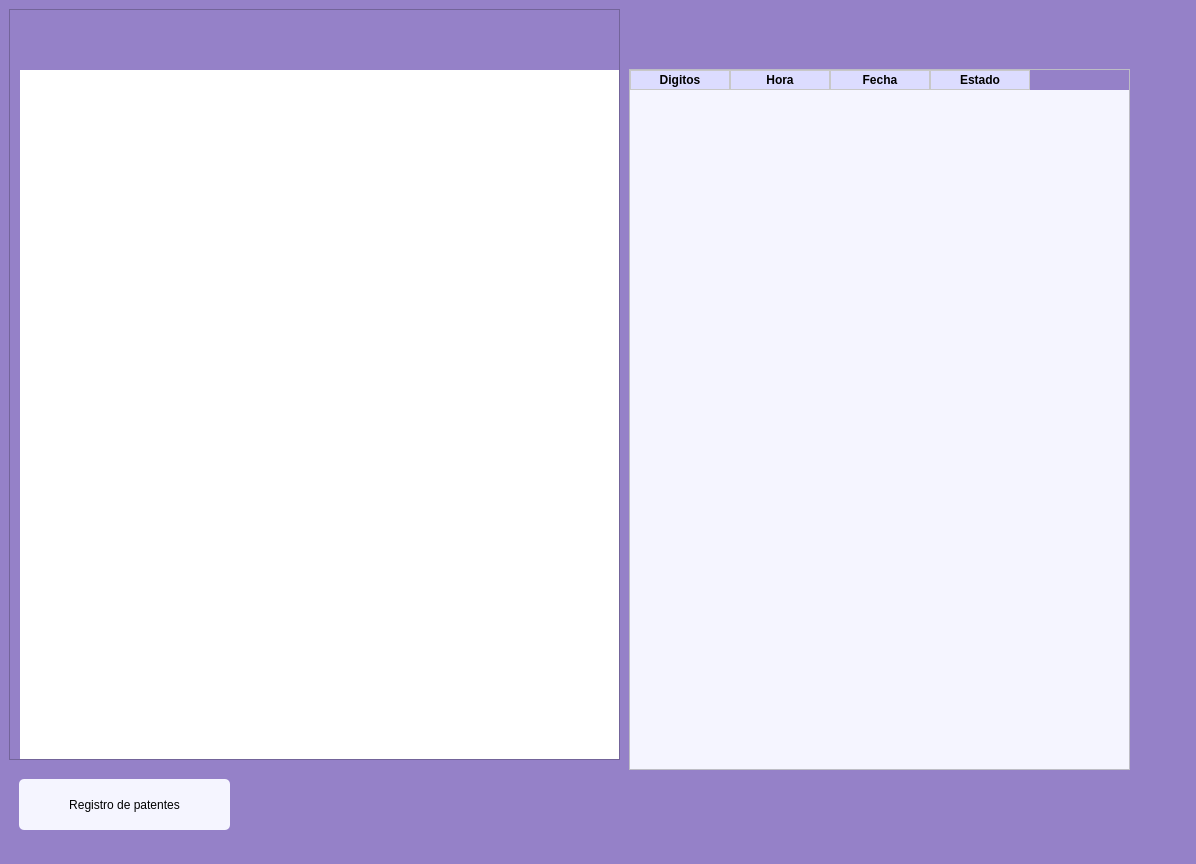
This is GoldenAi/mockupGoldenAi.ui in Matias-Egana/GoldenAI as Qt 5 draws it before an edit. The edited form follows.
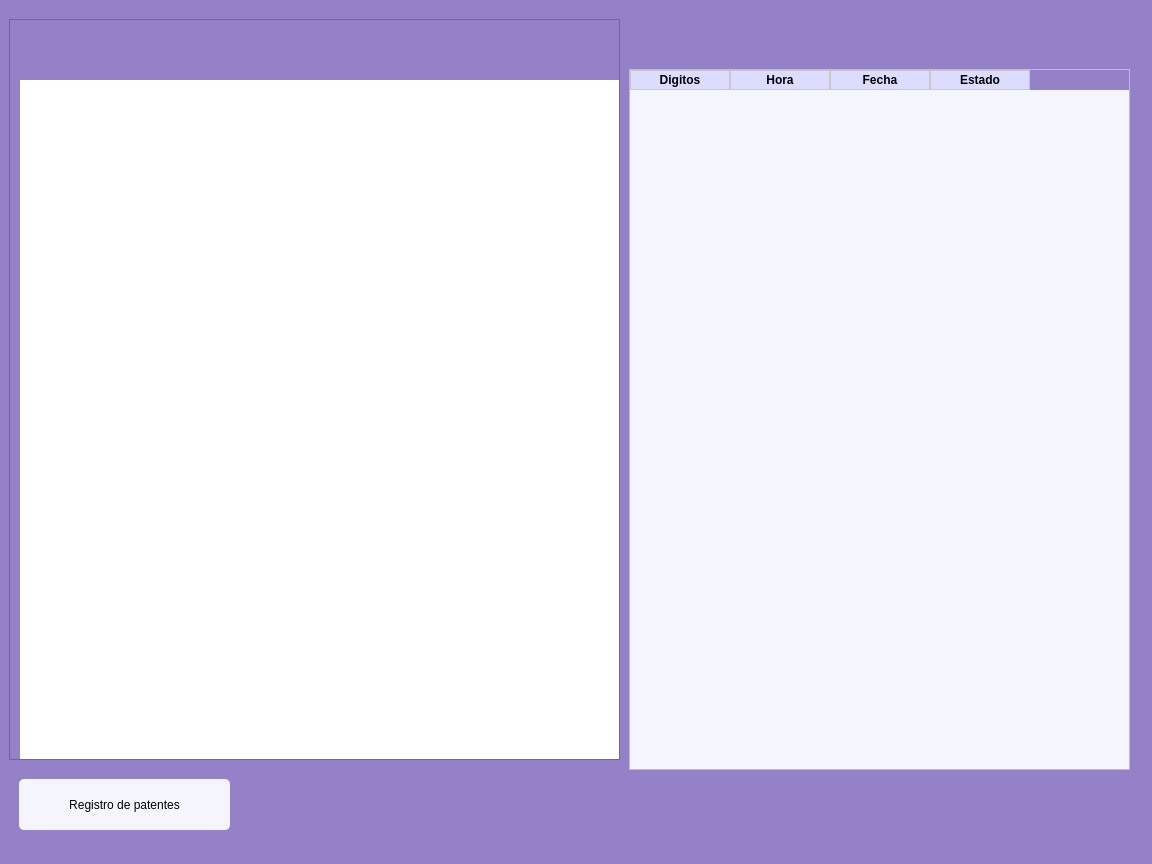
This is the edited form. Icons and pictures are not drawn.

Patch:
```diff
--- a/GoldenAi/mockupGoldenAi.ui
+++ b/GoldenAi/mockupGoldenAi.ui
@@ -6,7 +6,7 @@
    <rect>
     <x>0</x>
     <y>0</y>
-    <width>1196</width>
+    <width>1152</width>
     <height>864</height>
    </rect>
   </property>
@@ -34,9 +34,9 @@
        <property name="geometry">
         <rect>
          <x>0</x>
-         <y>0</y>
+         <y>10</y>
          <width>611</width>
-         <height>751</height>
+         <height>741</height>
         </rect>
        </property>
        <property name="widgetResizable">
@@ -48,7 +48,7 @@
           <x>0</x>
           <y>0</y>
           <width>609</width>
-          <height>749</height>
+          <height>739</height>
          </rect>
         </property>
         <property name="styleSheet">
@@ -164,7 +164,7 @@
       <widget class="QPushButton" name="bSalir">
        <property name="geometry">
         <rect>
-         <x>1110</x>
+         <x>1070</x>
          <y>0</y>
          <width>51</width>
          <height>51</height>
```
Left out of the diff: 35 changed lines with no effect on the pictures.
